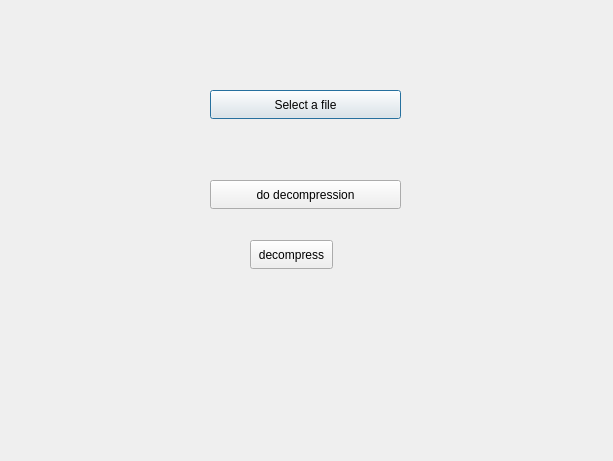
Before: the Qt Designer form decompress.ui in kareemelramly/File-Zipper-Project, drawn with Qt 5.
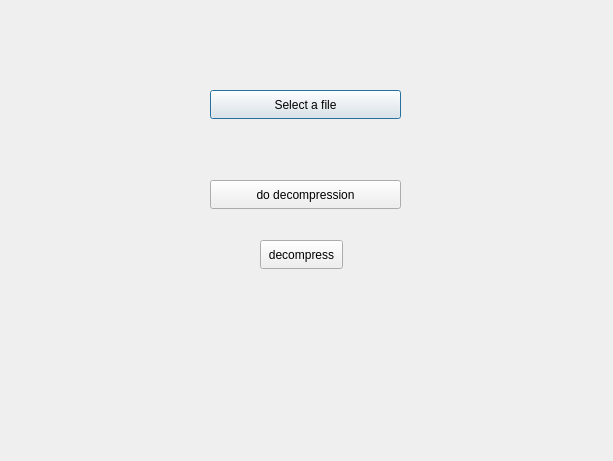
After: the same form once the commit is applied.

The edit to the form file:
```diff
--- a/decompress.ui
+++ b/decompress.ui
@@ -42,7 +42,7 @@
   <widget class="QPushButton" name="pushButton">
    <property name="geometry">
     <rect>
-     <x>250</x>
+     <x>260</x>
      <y>240</y>
      <width>83</width>
      <height>29</height>
```
